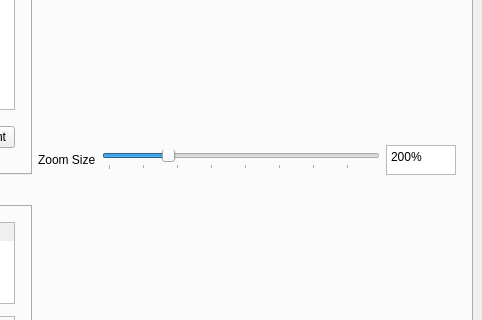
Qt form core/main.ui (KmolYuan/Pyslvs-UI) before a commit; both pictures show x 438 to 920 and y 164 to 484 of the 920 by 628 pixel window.
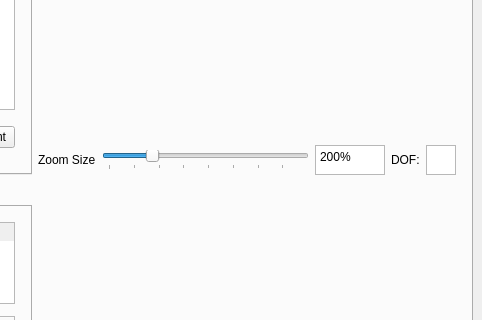
The same form after that commit. Icons and pictures are not drawn.

Diff of the .ui file:
```diff
--- a/core/main.ui
+++ b/core/main.ui
@@ -1397,6 +1397,35 @@
               </property>
              </widget>
             </item>
+            <item>
+             <widget class="QLabel" name="label_16">
+              <property name="text">
+               <string>DOF:</string>
+              </property>
+             </widget>
+            </item>
+            <item>
+             <widget class="QTextBrowser" name="DOF_view">
+              <property name="sizePolicy">
+               <sizepolicy hsizetype="Fixed" vsizetype="Expanding">
+                <horstretch>0</horstretch>
+                <verstretch>0</verstretch>
+               </sizepolicy>
+              </property>
+              <property name="maximumSize">
+               <size>
+                <width>30</width>
+                <height>30</height>
+               </size>
+              </property>
+              <property name="verticalScrollBarPolicy">
+               <enum>Qt::ScrollBarAlwaysOff</enum>
+              </property>
+              <property name="horizontalScrollBarPolicy">
+               <enum>Qt::ScrollBarAlwaysOff</enum>
+              </property>
+             </widget>
+            </item>
            </layout>
           </item>
          </layout>
```
